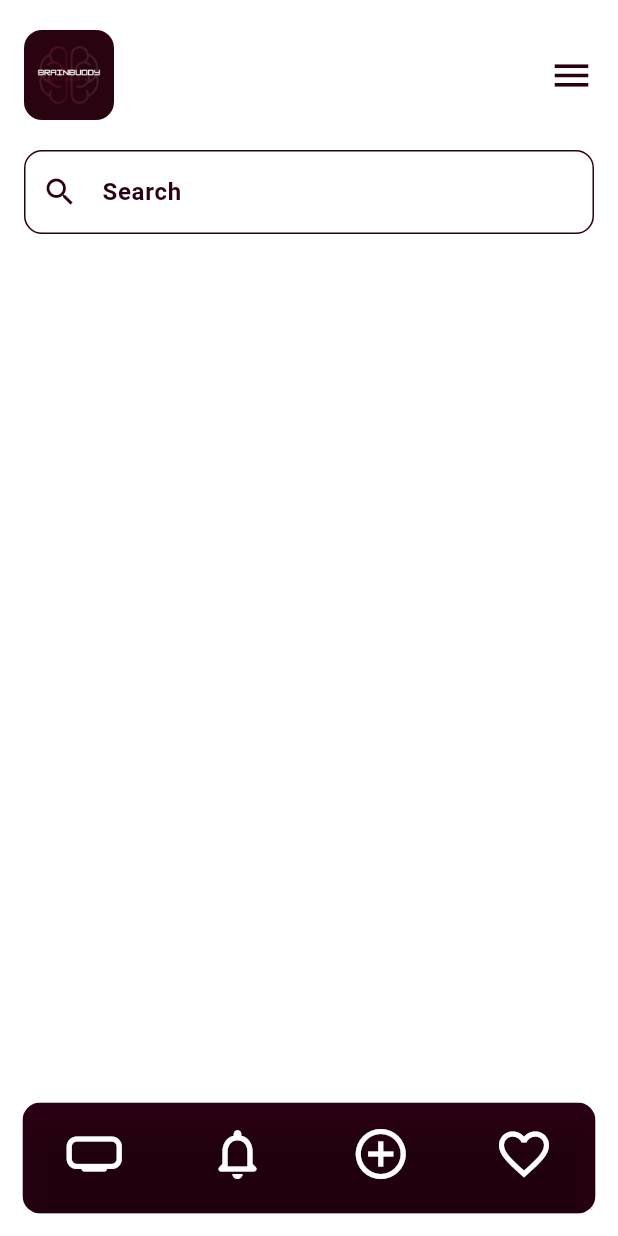
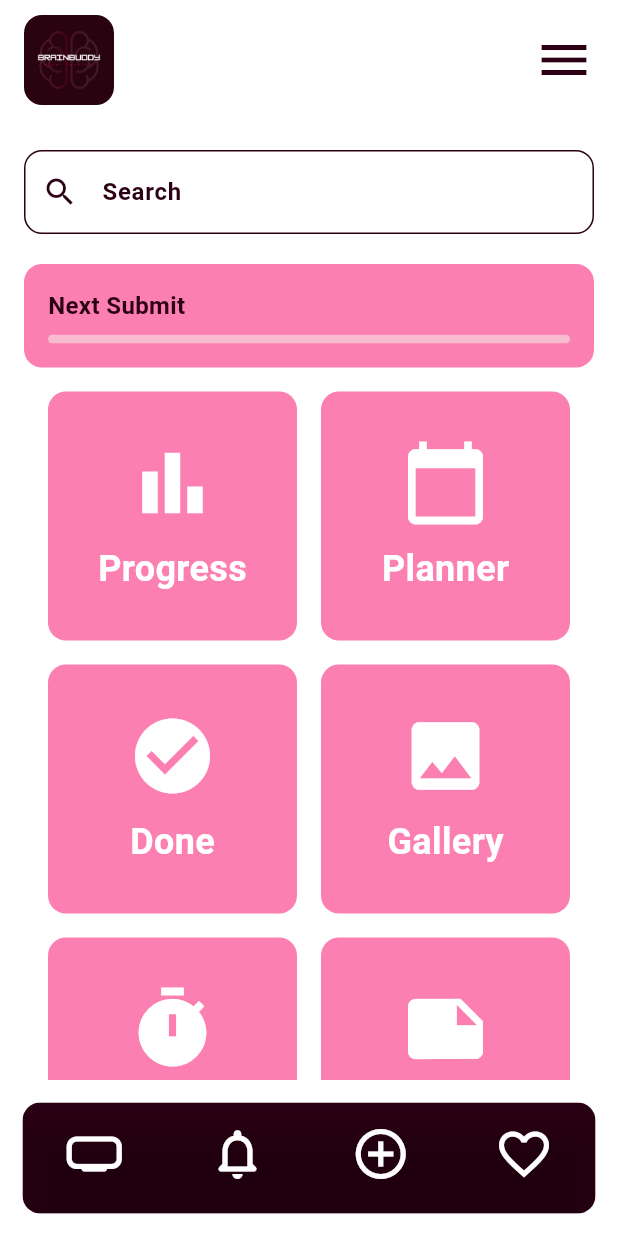
Before and after one commit to Dinesh0017/brain_buddy, a Flutter app: the screen it shows after launch, on a phone screen of 412 x 824 dp. Run offline on Flutter 3.47's test engine with Material 3 defaults, Android fonts, the phone set to English and light mode, and no system bars.

Commit message:
add features cards

```diff
--- a/lib/config/app_color.dart
+++ b/lib/config/app_color.dart
@@ -2,7 +2,7 @@ import 'package:flutter/material.dart';
 
 class AppColors {
   static const Color primary = Color(0xFF2C0014);
-  static const Color secondary = Color(0x00F90063);
+  static const Color secondary = Color(0xFFF90063);
   static const Color background = Color(0xFFFFFFFF);
   static const Color textPrimary = Color(0xFFFFFFFF);
   static const Color textSecondary = Color(0xFF757575);
--- a/lib/widgets/feature_card.dart
+++ b/lib/widgets/feature_card.dart
@@ -0,0 +1,112 @@
+import 'package:brain_buddy/config/app_color.dart';
+import 'package:flutter/material.dart';
+
+class FeatureCardGrid extends StatelessWidget {
+  const FeatureCardGrid({super.key});
+
+  @override
+  Widget build(BuildContext context) {
+    return GridView.count(
+      padding: const EdgeInsets.all(16),
+      crossAxisCount: 2,
+      mainAxisSpacing: 16,
+      crossAxisSpacing: 16,
+      childAspectRatio: 1,
+      shrinkWrap: true,
+      physics: NeverScrollableScrollPhysics(), // if inside another scroll view
+      children: [
+        _buildFeatureCard(Icons.bar_chart, 'Progress'),
+        _buildFeatureCard(Icons.calendar_today, 'Planner'),
+        _buildFeatureCard(Icons.check_circle, 'Done'),
+        _buildFeatureCard(Icons.photo, 'Gallery'),
+        _buildFeatureCard(Icons.timer, 'Timer'),
+        _buildFeatureCard(Icons.note, 'Notes'),
+        _buildFeatureCard(Icons.bar_chart, 'Progress'),
+        _buildFeatureCard(Icons.calendar_today, 'Planner'),
+
+      ],
+    );
+  }
+
+  Widget _buildFeatureCard(IconData icon, String label) {
+    return Container(
+      decoration: BoxDecoration(
+        color: AppColors.secondary.withOpacity(0.5) ,
+        borderRadius: BorderRadius.circular(12),
+      ),
+      child: Column(
+        mainAxisAlignment: MainAxisAlignment.center,
+        children: [
+          Icon(icon, size: 60, color: Colors.white),
+          const SizedBox(height: 10),
+          Text(
+            label,
+            style: const TextStyle(
+              color: Colors.white,
+              fontSize: 24,
+              fontWeight: FontWeight.w600,
+            ),
+          ),
+        ],
+      ),
+    );
+  }
+}
+
+
+class NextSubmitButton extends StatefulWidget {
+  const NextSubmitButton({super.key});
+
+  @override
+  State<NextSubmitButton> createState() => _NextSubmitButtonState();
+}
+
+class _NextSubmitButtonState extends State<NextSubmitButton> {
+  double progress = 0.0;
+
+  void simulateProgress() {
+    if (progress < 1.0) {
+      setState(() {
+        progress += 0.2;
+        if (progress > 1.0) progress = 1.0;
+      });
+    }
+  }
+
+  @override
+  Widget build(BuildContext context) {
+    return GestureDetector(
+      onTap: simulateProgress,
+      child: Container(
+        padding: const EdgeInsets.all(16),
+        decoration: BoxDecoration(
+          color: AppColors.secondary.withOpacity(0.5),
+          borderRadius: BorderRadius.circular(12),
+        ),
+        child: Column(
+          crossAxisAlignment: CrossAxisAlignment.start,
+          children: [
+            const Text(
+              'Next Submit',
+              style: TextStyle(
+                color: AppColors.primary,
+                fontWeight: FontWeight.bold,
+                fontSize: 16,
+              ),
+            ),
+            const SizedBox(height: 8),
+            ClipRRect(
+              borderRadius: BorderRadius.circular(8),
+              child: LinearProgressIndicator(
+                value: progress,
+                backgroundColor: Colors.pink[100],
+                valueColor: AlwaysStoppedAnimation<Color>(AppColors.primary),
+                minHeight: 6,
+              ),
+            ),
+          ],
+        ),
+      ),
+    );
+  }
+}
--- a/lib/widgets/main_screen_com.dart
+++ b/lib/widgets/main_screen_com.dart
@@ -1,4 +1,5 @@
 import 'package:brain_buddy/config/app_color.dart';
+import 'package:brain_buddy/widgets/feature_card.dart';
 import 'package:brain_buddy/widgets/search_bar.dart';
 import 'package:flutter/material.dart';
 
@@ -13,7 +14,7 @@ class MainScreenCom extends StatelessWidget {
         automaticallyImplyLeading: false,
         backgroundColor: AppColors.background,
         elevation: 0,
-        toolbarHeight: 100,
+        toolbarHeight: 80,
         title: Row(
           mainAxisAlignment: MainAxisAlignment.spaceBetween,
           children: [
@@ -26,15 +27,21 @@ class MainScreenCom extends StatelessWidget {
                 fit: BoxFit.cover,
               ),
             ),
-            Icon(Icons.menu, color: AppColors.primary, size: 30),
+            Icon(Icons.menu, color: AppColors.primary, size: 40),
           ],
         ),
       ),
-      body: Padding(
+      body: SingleChildScrollView(
         padding: const EdgeInsets.symmetric(horizontal: 16),
         child: Column(
           crossAxisAlignment: CrossAxisAlignment.start,
-          children: [customSearchInput(), const SizedBox(height: 20)],
+          children: [
+            const SizedBox(height: 20),
+            customSearchInput(),
+            const SizedBox(height: 20),
+            NextSubmitButton (),
+            FeatureCardGrid(),
+          ],
         ),
       ),
       bottomNavigationBar: Padding(
@@ -44,8 +51,7 @@ class MainScreenCom extends StatelessWidget {
           child: Container(
             color: AppColors.primary,
             child: BottomNavigationBar(
-              backgroundColor:
-                  Colors.transparent,
+              backgroundColor: Colors.transparent,
               selectedItemColor: Colors.white,
               unselectedItemColor: Colors.white,
               showSelectedLabels: false,
@@ -53,19 +59,19 @@ class MainScreenCom extends StatelessWidget {
               type: BottomNavigationBarType.fixed,
               items: const [
                 BottomNavigationBarItem(
-                  icon: Icon(Icons.home_max_rounded,size: 40),
+                  icon: Icon(Icons.home_max_rounded, size: 40),
                   label: 'Home',
                 ),
                 BottomNavigationBarItem(
-                  icon: Icon(Icons.notifications_none_rounded,size: 40),
+                  icon: Icon(Icons.notifications_none_rounded, size: 40),
                   label: 'Notifications',
                 ),
                 BottomNavigationBarItem(
-                  icon: Icon(Icons.add_circle_outline,size: 40),
+                  icon: Icon(Icons.add_circle_outline, size: 40),
                   label: 'Add',
                 ),
                 BottomNavigationBarItem(
-                  icon: Icon(Icons.favorite_border,size: 40),
+                  icon: Icon(Icons.favorite_border, size: 40),
                   label: 'Favorites',
                 ),
               ],
```
